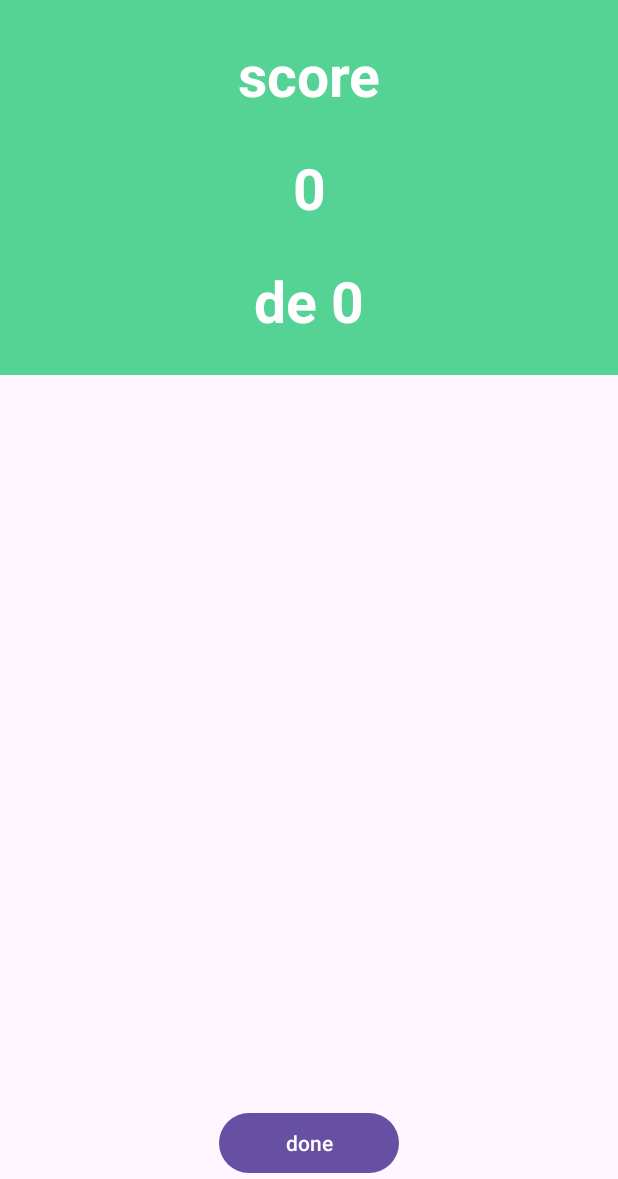
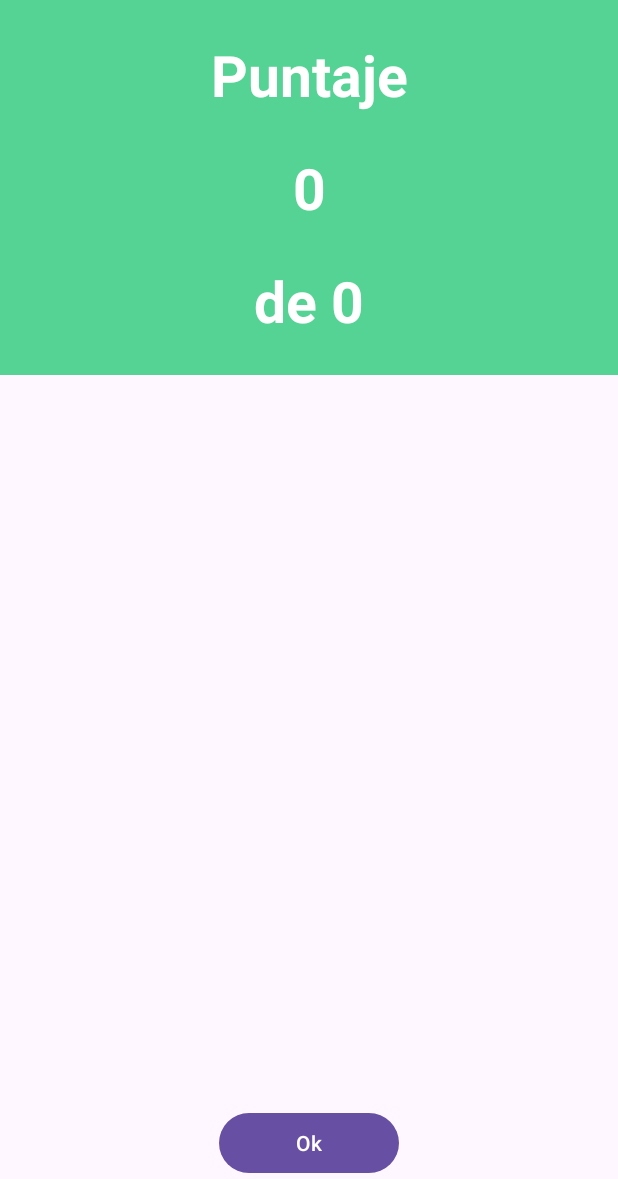
Before and after one commit to EDDYBELDUMA150/AppEducativa_Front, an Android app: the ScoreActivities screen opened directly, with no data from a screen before it, on a phone screen of 412 x 824 dp, the part 57-1236 px from its top. Run offline under Robolectric (Android 15) with nearby library versions, the phone set to English and light mode, and no system bars; network calls fail.

Commit message:
Mas avances

```diff
--- a/app/src/main/java/com/example/appeducativa/controlador/MainSesion.java
+++ b/app/src/main/java/com/example/appeducativa/controlador/MainSesion.java
@@ -81,6 +81,7 @@ public class MainSesion extends AppCompatActivity {
                             us.setUsu_fecha_inic(response.getString("usu_fecha_inic"));
 
                             enviarDataPerfil(us);
+                            enviarDataJugador(us);
 
                             // Manejar diferentes casos de respuesta
                             if (message.equals("Inicio de sesión exitoso")) {
@@ -147,4 +148,9 @@ public class MainSesion extends AppCompatActivity {
         Miperfil perfil = new Miperfil();
         perfil.setUsuario(us);
     }
+
+    public void enviarDataJugador(Usuario us){
+        NombreJugador nombreJugador = new NombreJugador();
+        nombreJugador.setUsuario(us);
+    }
 }
--- a/app/src/main/java/com/example/appeducativa/modeloapi/ApiJugadores.java
+++ b/app/src/main/java/com/example/appeducativa/modeloapi/ApiJugadores.java
@@ -19,6 +19,7 @@ public class ApiJugadores {
 
     public static void crearJugador(Context context, Jugador jugador, final Response.Listener<JSONObject> successListener, final Response.ErrorListener errorListener) {
         String url = BASE_URL + "jugador/create";
+        System.out.println("ID jugdaor "+jugador.getUsuarios().getId_usuario());
         try {
             JSONObject jsonObject = new JSONObject();
             JSONObject usuarioObject = new JSONObject();
--- a/app/src/main/res/layout/activity_inicio.xml
+++ b/app/src/main/res/layout/activity_inicio.xml
@@ -45,7 +45,7 @@
         android:layout_width="172dp"
         android:layout_height="77dp"
         android:layout_marginTop="28dp"
-        android:text="Ajustes"
+        android:text="Seleccionar actividad"
         app:layout_constraintEnd_toEndOf="parent"
         app:layout_constraintHorizontal_bias="0.577"
         app:layout_constraintStart_toStartOf="parent"
--- a/app/src/main/res/layout/activity_score_activities.xml
+++ b/app/src/main/res/layout/activity_score_activities.xml
@@ -33,11 +33,11 @@
             android:layout_width="match_parent"
             android:layout_height="wrap_content"
             android:padding="24dp"
+            android:text="Puntaje"
+            android:textAlignment="center"
+            android:textColor="@android:color/white"
             android:textSize="38sp"
-            android:textStyle="bold"
-            android:textColor="@android:color/white"
-            android:text="score"
-            android:textAlignment="center"/>
+            android:textStyle="bold" />
 
         <TextView
             android:id="@+id/scored_txt"
@@ -70,7 +70,7 @@
         android:id="@+id/done_btn"
         android:layout_width="120dp"
         android:layout_height="wrap_content"
-        android:text="done"
-        android:textColor="@android:color/white"
-        android:layout_gravity="center"/>
+        android:layout_gravity="center"
+        android:text="Ok"
+        android:textColor="@android:color/white" />
 </LinearLayout>
```
Also changed, not shown: app/src/main/java/com/example/appeducativa/clases/Jugador.java (+4 -5 lines), app/src/main/java/com/example/appeducativa/controlador/NombreJugador.java (+61 -0 lines).
